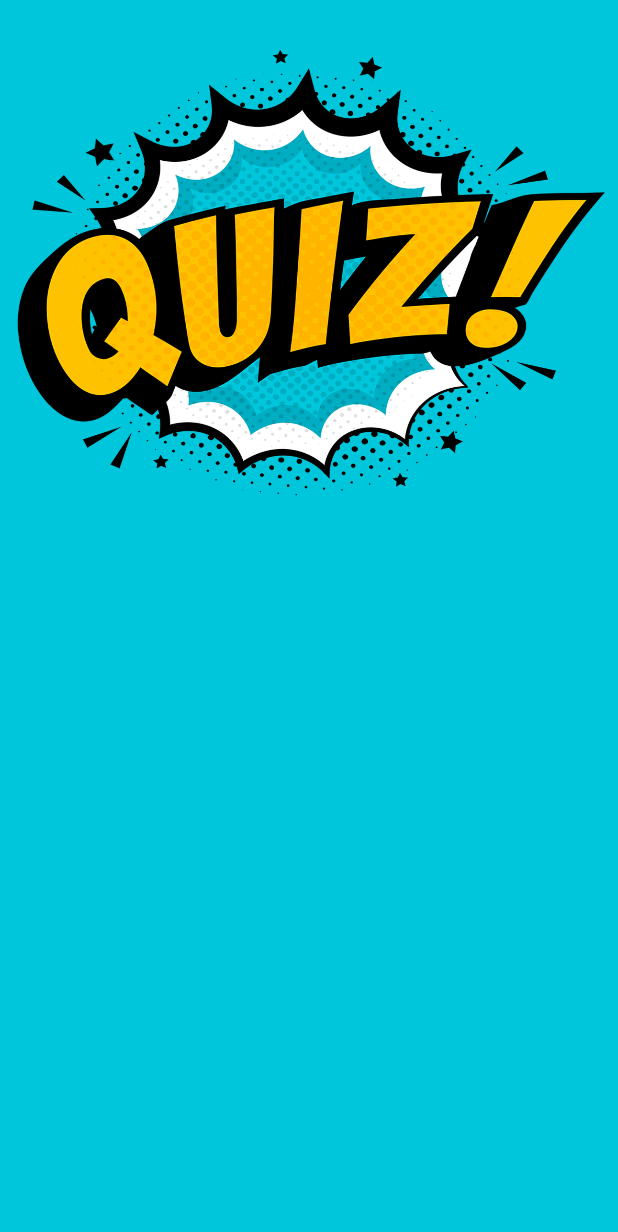
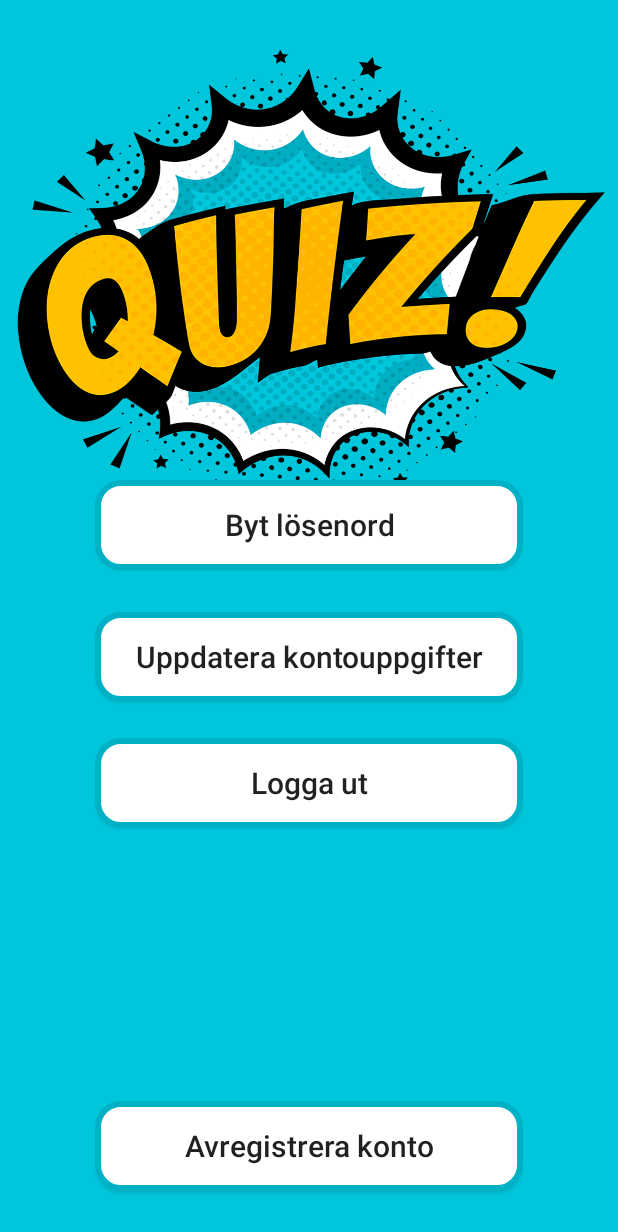
Before and after one commit to marvinjacobson/QuizAppen, an Android app: the Settings screen opened directly, with no data from a screen before it, on a phone screen of 412 x 824 dp. Shown: the top 1232 px of the screen. Run offline under Robolectric (Android 15) with nearby library versions, the phone set to English and light mode, and no system bars.

Commit message:
Fixat och laggt till lite

```diff
--- a/app/src/main/AndroidManifest.xml
+++ b/app/src/main/AndroidManifest.xml
@@ -9,7 +9,9 @@
         android:roundIcon="@mipmap/ic_launcher_round"
         android:supportsRtl="true"
         android:theme="@style/Theme.QuizApp">
-        <activity android:name=".Settings"></activity>
+        <activity android:name=".ChangeUserSettings"></activity>
+        <activity android:name=".Changepw" />
+        <activity android:name=".Settings" />
         <activity android:name=".CreateQuizActivity" />
         <activity android:name=".Home" />
         <activity android:name=".RegActivity" />
--- a/app/src/main/java/com/example/quizapp/Home.java
+++ b/app/src/main/java/com/example/quizapp/Home.java
@@ -17,6 +17,7 @@ public class Home extends AppCompatActivity {
         setContentView(R.layout.activity_home);
         btnSettings = (Button)findViewById(R.id.btn_gotoSettings);
         btn_createQuiz = (Button)findViewById(R.id.btn_createQuiz);
+
         //Öppnar Settings
         btnSettings.setOnClickListener(new View.OnClickListener() {
             @Override
--- a/app/src/main/java/com/example/quizapp/Settings.java
+++ b/app/src/main/java/com/example/quizapp/Settings.java
@@ -2,13 +2,47 @@ package com.example.quizapp;
 
 import androidx.appcompat.app.AppCompatActivity;
 
+import android.content.Intent;
 import android.os.Bundle;
+import android.view.View;
+import android.widget.Button;
 
 public class Settings extends AppCompatActivity {
+
+    private Button btnChangePW,btnChangeUserSettings,btnLoggout,btnDeleteAccount;
 
     @Override
     protected void onCreate(Bundle savedInstanceState) {
         super.onCreate(savedInstanceState);
         setContentView(R.layout.activity_settings);
+
+        btnChangePW = (Button)findViewById(R.id.btn_Changepw);
+        btnChangeUserSettings = (Button)findViewById(R.id.btn_changeusersettings);
+        btnLoggout = (Button)findViewById(R.id.btn_logout);
+        btnDeleteAccount = (Button)findViewById(R.id.btn_deleteaccount);
+
+        btnChangePW.setOnClickListener(new View.OnClickListener() {
+            @Override
+            public void onClick(View v) {
+                openChangePW();
+            }
+        });
+        btnChangeUserSettings.setOnClickListener(new View.OnClickListener() {
+            @Override
+            public void onClick(View v) {
+                openChangeUserSettings();
+            }
+        });
+    }
+
+    //Öppnar ChangePW
+    public void openChangePW() {
+        Intent intent = new Intent(this, Changepw.class);
+        startActivity(intent);
+    }
+    //Öppnar ChangeUserSettings
+    public void openChangeUserSettings() {
+        Intent intent = new Intent(this, ChangeUserSettings.class);
+        startActivity(intent);
     }
 }
--- a/app/src/main/res/layout/activity_settings.xml
+++ b/app/src/main/res/layout/activity_settings.xml
@@ -5,6 +5,69 @@
     android:layout_width="match_parent"
     android:layout_height="match_parent"
     android:background="@drawable/appbakgrund"
-    tools:context=".Home">
+    tools:context=".Settings">
+
+    <androidx.appcompat.widget.AppCompatButton
+        android:id="@+id/btn_Changepw"
+        android:layout_width="285dp"
+        android:layout_height="60dp"
+        android:layout_marginTop="320dp"
+        android:layout_marginBottom="30dp"
+        android:background="@drawable/roundedet"
+        android:text="Byt lösenord"
+        android:textAllCaps="false"
+        android:textSize="20dp"
+        app:layout_constraintBottom_toTopOf="@+id/btn_quizOfDay"
+        app:layout_constraintEnd_toEndOf="parent"
+        app:layout_constraintStart_toStartOf="parent"
+        app:layout_constraintTop_toTopOf="parent"
+        app:layout_constraintVertical_bias="1.0" />
+
+    <androidx.appcompat.widget.AppCompatButton
+        android:id="@+id/btn_deleteaccount"
+        android:layout_width="285dp"
+        android:layout_height="60dp"
+        android:layout_marginBottom="30dp"
+        android:background="@drawable/roundedet"
+        android:text="Avregistrera konto"
+        android:textAllCaps="false"
+        android:textSize="20dp"
+        app:layout_constraintBottom_toBottomOf="parent"
+        app:layout_constraintEnd_toEndOf="parent"
+        app:layout_constraintStart_toStartOf="parent"
+        app:layout_constraintTop_toTopOf="parent"
+        app:layout_constraintVertical_bias="1.0" />
+
+    <androidx.appcompat.widget.AppCompatButton
+        android:id="@+id/btn_logout"
+        android:layout_width="285dp"
+        android:layout_height="60dp"
+        android:layout_marginTop="492dp"
+        android:layout_marginBottom="30dp"
+        android:background="@drawable/roundedet"
+        android:text="Logga ut"
+        android:textAllCaps="false"
+        android:textSize="20dp"
+        app:layout_constraintBottom_toTopOf="@+id/btn_quizOfDay"
+        app:layout_constraintEnd_toEndOf="parent"
+        app:layout_constraintStart_toStartOf="parent"
+        app:layout_constraintTop_toTopOf="parent"
+        app:layout_constraintVertical_bias="1.0" />
+
+    <androidx.appcompat.widget.AppCompatButton
+        android:id="@+id/btn_changeusersettings"
+        android:layout_width="285dp"
+        android:layout_height="60dp"
+        android:layout_marginTop="408dp"
+        android:layout_marginBottom="30dp"
+        android:background="@drawable/roundedet"
+        android:text="Uppdatera kontouppgifter"
+        android:textAllCaps="false"
+        android:textSize="20dp"
+        app:layout_constraintBottom_toTopOf="@+id/btn_quizOfDay"
+        app:layout_constraintEnd_toEndOf="parent"
+        app:layout_constraintStart_toStartOf="parent"
+        app:layout_constraintTop_toTopOf="parent"
+        app:layout_constraintVertical_bias="1.0" />
 
 </androidx.constraintlayout.widget.ConstraintLayout>
```
Also changed, not shown: app/src/main/java/com/example/quizapp/ChangeUserSettings.java (added, +14 -0 lines), app/src/main/java/com/example/quizapp/Changepw.java (added, +17 -0 lines), app/src/main/res/layout/activity_change_user_settings.xml (added, +9 -0 lines), app/src/main/res/layout/activity_changepw.xml (added, +9 -0 lines).
